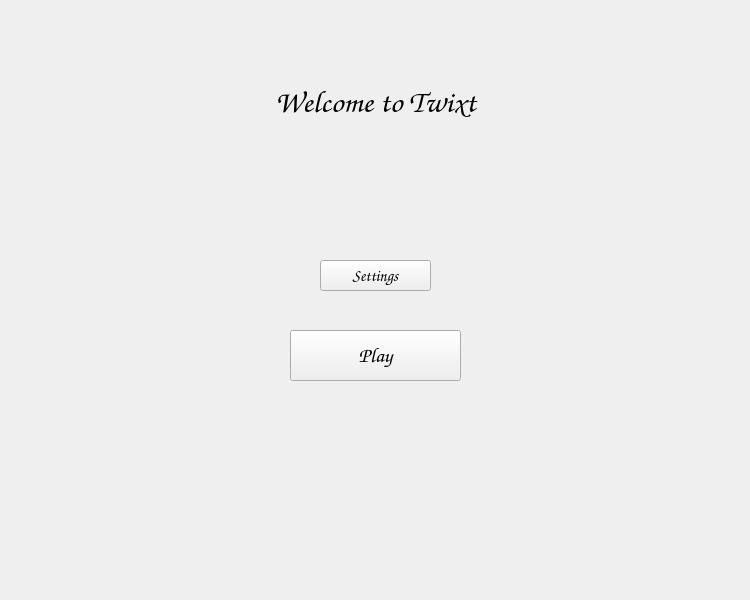
The window that app/MainMenuWidget.ui (onisimm/Cookie-Byte-10LF323) describes before a commit, drawn with Qt 5.
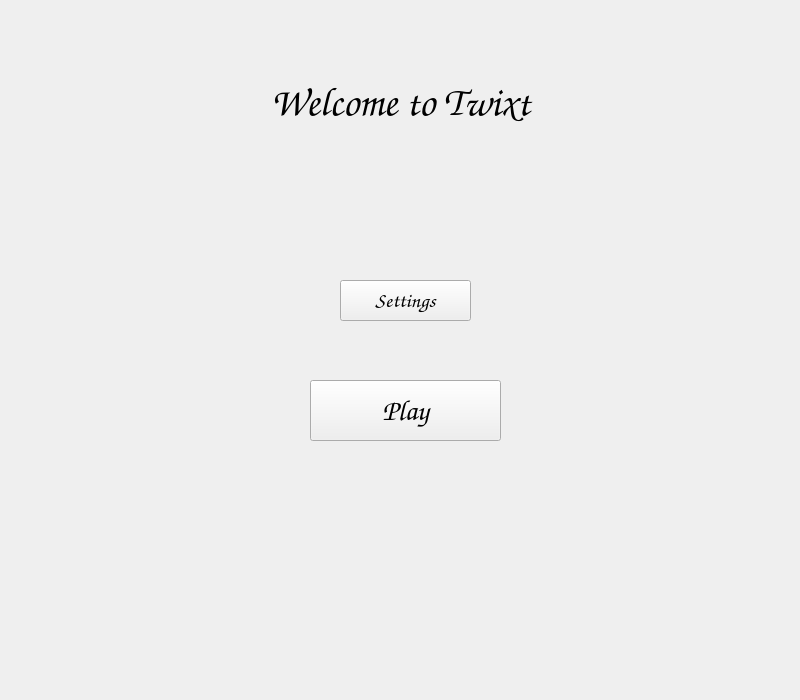
The same window after the commit.

```diff
--- a/app/MainMenuWidget.ui
+++ b/app/MainMenuWidget.ui
@@ -6,8 +6,8 @@
    <rect>
     <x>0</x>
     <y>0</y>
-    <width>750</width>
-    <height>600</height>
+    <width>800</width>
+    <height>700</height>
    </rect>
   </property>
   <property name="windowTitle">
@@ -16,10 +16,10 @@
   <widget class="QPushButton" name="playButton">
    <property name="geometry">
     <rect>
-     <x>290</x>
-     <y>330</y>
-     <width>171</width>
-     <height>51</height>
+     <x>310</x>
+     <y>380</y>
+     <width>191</width>
+     <height>61</height>
     </rect>
    </property>
    <property name="sizePolicy">
@@ -31,7 +31,7 @@
    <property name="font">
     <font>
      <family>Comic Sans MS</family>
-     <pointsize>16</pointsize>
+     <pointsize>22</pointsize>
     </font>
    </property>
    <property name="text">
@@ -41,10 +41,10 @@
   <widget class="QPushButton" name="settingsButton">
    <property name="geometry">
     <rect>
-     <x>320</x>
-     <y>260</y>
-     <width>111</width>
-     <height>31</height>
+     <x>340</x>
+     <y>280</y>
+     <width>131</width>
+     <height>41</height>
     </rect>
    </property>
    <property name="sizePolicy">
@@ -56,7 +56,7 @@
    <property name="font">
     <font>
      <family>Comic Sans MS</family>
-     <pointsize>12</pointsize>
+     <pointsize>16</pointsize>
     </font>
    </property>
    <property name="text">
@@ -68,14 +68,14 @@
     <rect>
      <x>0</x>
      <y>80</y>
-     <width>751</width>
+     <width>801</width>
      <height>44</height>
     </rect>
    </property>
    <property name="font">
     <font>
      <family>Comic Sans MS</family>
-     <pointsize>23</pointsize>
+     <pointsize>30</pointsize>
     </font>
    </property>
    <property name="text">
```
